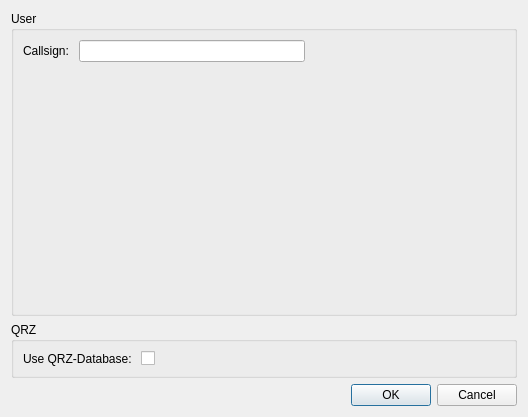
This is forms/PreferencesDialog/PreferencesDialog.ui in jj01101010/EasyHamLog as Qt 5 draws it before an edit. The edited form follows.
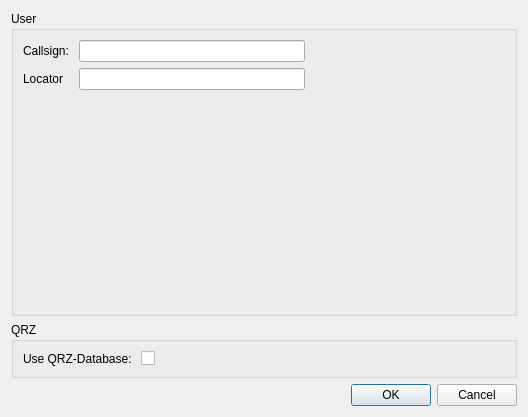
This is the edited form.

The edit to the form file:
```diff
--- a/forms/PreferencesDialog/PreferencesDialog.ui
+++ b/forms/PreferencesDialog/PreferencesDialog.ui
@@ -59,6 +59,36 @@
           </item>
          </layout>
         </item>
+        <item row="1" column="0">
+         <widget class="QLabel" name="label_3">
+          <property name="text">
+           <string>Locator</string>
+          </property>
+         </widget>
+        </item>
+        <item row="1" column="1">
+         <layout class="QHBoxLayout" name="horizontalLayout_2">
+          <item>
+           <widget class="QLineEdit" name="locatorEdit"/>
+          </item>
+          <item>
+           <spacer name="horizontalSpacer_2">
+            <property name="orientation">
+             <enum>Qt::Horizontal</enum>
+            </property>
+            <property name="sizeType">
+             <enum>QSizePolicy::Fixed</enum>
+            </property>
+            <property name="sizeHint" stdset="0">
+             <size>
+              <width>200</width>
+              <height>20</height>
+             </size>
+            </property>
+           </spacer>
+          </item>
+         </layout>
+        </item>
        </layout>
       </widget>
      </item>
```
